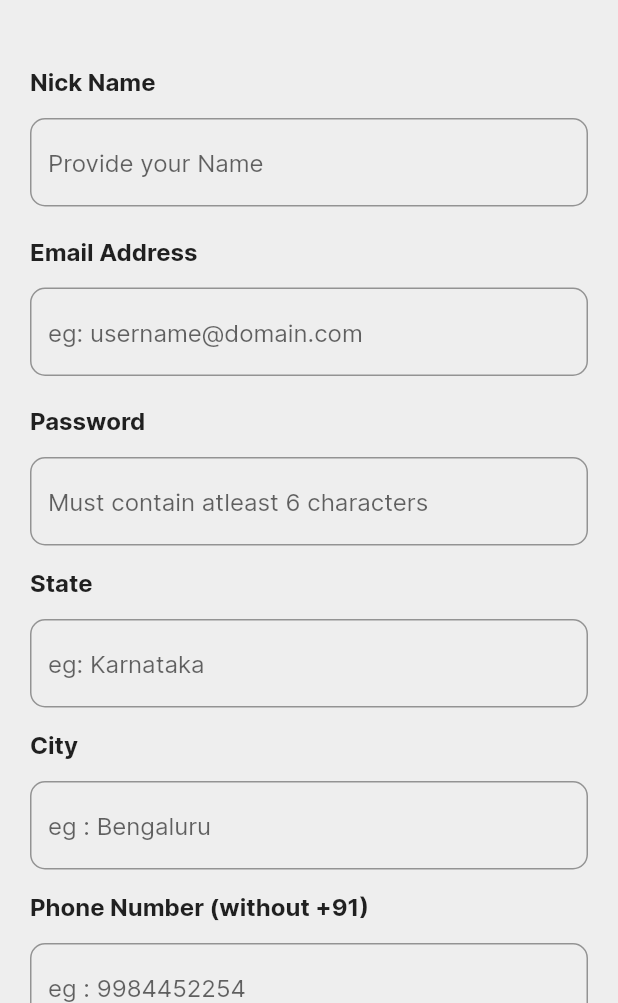
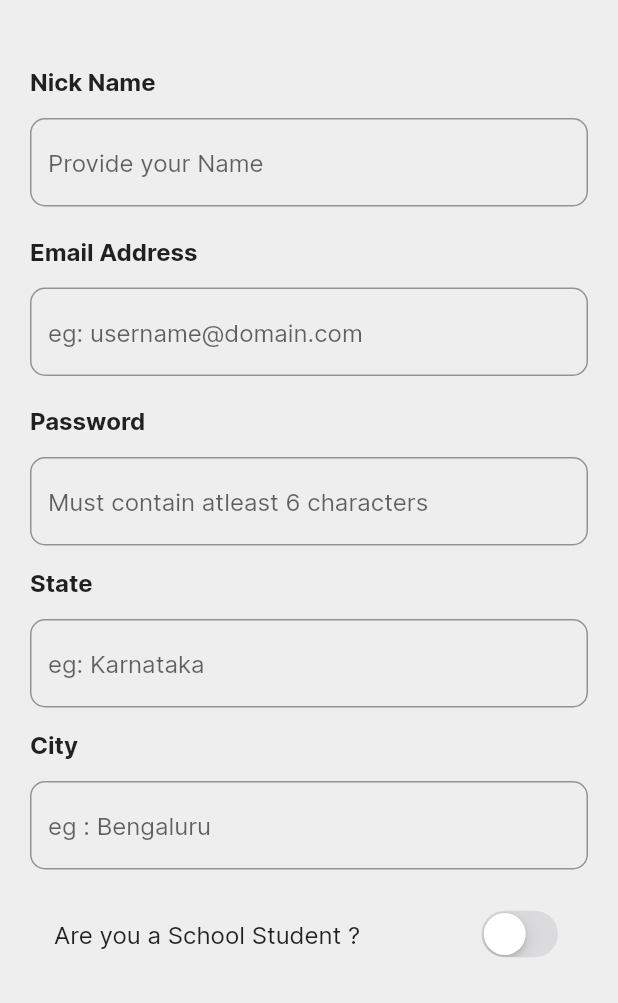
Before and after one commit to RajSolai/lendbook-app, a Flutter app: the Register screen opened by its route, on a phone screen of 412 x 824 dp, the part 233-1236 px from its top. Run offline on Flutter 3.47's test engine with Material 2 defaults, Android fonts, the light colour scheme and no system bars; our stand-ins replace badges, cached_network_image, cloud_firestore, connectivity, firebase_auth, firebase_storage and 9 more; missing offline and left inert: android_intent, geocoder; accounts and stored records are empty; network calls fail.

Commit message:
ready to roll !

```diff
--- a/lib/components/CustomAppBar.dart
+++ b/lib/components/CustomAppBar.dart
@@ -179,7 +179,7 @@ class _CustomAppBarState extends State<CustomAppBar> {
               width: 5,
             ),
             Container(
-              margin: EdgeInsets.only(top: 40, bottom: 0, right: 90),
+              margin: EdgeInsets.only(top: 40, bottom: 0, right: 60),
               padding: EdgeInsets.all(10),
               child: Text(
                 this.widget.title,
@@ -187,9 +187,6 @@ class _CustomAppBarState extends State<CustomAppBar> {
                 style: TextStyle(fontSize: 24, fontWeight: FontWeight.bold),
               ),
             ),
-            /* SizedBox(
-              width: 80,
-            ), */
             Container(
                 margin: EdgeInsets.only(top: 40, bottom: 0),
                 child: FlatButton.icon(
@@ -199,7 +196,6 @@ class _CustomAppBarState extends State<CustomAppBar> {
                     ),
                     label: Text(
                       "Donate",
-                      style: TextStyle(fontSize: 16),
                       textScaleFactor: 1.0,
                     ),
                     onPressed: () {
--- a/lib/pages/addbook.dart
+++ b/lib/pages/addbook.dart
@@ -163,7 +163,7 @@ class _AddBookState extends State<AddBook> {
                 CupertinoButton(
                     child: Text("Okay"),
                     onPressed: () {
-                      Navigator.of(context).pop();
+                      Navigator.pushNamed(context, "/home");
                     }),
                 CupertinoButton(
                     child: Text("View Donations"),
--- a/lib/pages/register.dart
+++ b/lib/pages/register.dart
@@ -25,8 +25,6 @@ class _RegisterState extends State<Register> {
   String dp;
   String _city;
   String _state;
-  String _phoneno;
-  String _waphoneno;
   String _userInterestSchool;
   String _userInterestCollege;
   String userState;
@@ -143,9 +141,7 @@ class _RegisterState extends State<Register> {
         displayname != null &&
         _city != null &&
         _state != null &&
-        _isSchool != null &&
-        _phoneno != null &&
-        _waphoneno != null) {
+        _isSchool != null) {
       _signUp(email, pass, displayname);
     } else {
       _loginAlerts("Values Not Filled 😕",
@@ -186,8 +182,6 @@ class _RegisterState extends State<Register> {
         'dpurl': _dpImageUrl == null ? _dpDefault : _dpImageUrl,
         'city': _city.toUpperCase(),
         'state': _state.toUpperCase(),
-        'phone': _phoneno,
-        'waphone': _waphoneno,
         'grade': _isSchool ? "School" : "College",
         'userinterest': _userInterestSchool == null
             ? _userInterestCollege
@@ -301,7 +295,6 @@ class _RegisterState extends State<Register> {
                             height: 15,
                           ),
                           TextField(
-                              obscureText: true,
                               decoration: InputDecoration(
                                   border: OutlineInputBorder(
                                       borderRadius: BorderRadius.circular(10)),
@@ -324,7 +317,6 @@ class _RegisterState extends State<Register> {
                             height: 15,
                           ),
                           TextField(
-                              obscureText: true,
                               decoration: InputDecoration(
                                   border: OutlineInputBorder(
                                       borderRadius: BorderRadius.circular(10)),
@@ -332,52 +324,6 @@ class _RegisterState extends State<Register> {
                               onChanged: (value) {
                                 setState(() {
                                   _city = value;
-                                });
-                              }),
-                          SizedBox(
-                            height: 15,
-                          ),
-                          Text(
-                            "Phone Number (without +91)",
-                            textAlign: TextAlign.left,
-                            style: TextStyle(
-                                fontWeight: FontWeight.bold, fontSize: 16),
-                          ),
-                          SizedBox(
-                            height: 15,
-                          ),
-                          TextField(
-                              obscureText: true,
-                              decoration: InputDecoration(
-                                  border: OutlineInputBorder(
-                                      borderRadius: BorderRadius.circular(10)),
-                                  hintText: 'eg : 9984452254'),
-                              onChanged: (value) {
-                                setState(() {
-                                  _phoneno = value;
-                                });
-                              }),
-                          SizedBox(
-                            height: 15,
-                          ),
-                          Text(
-                            "WhatsApp Number (without +91)",
-                            textAlign: TextAlign.left,
-                            style: TextStyle(
-                                fontWeight: FontWeight.bold, fontSize: 16),
-                          ),
-                          SizedBox(
-                            height: 15,
-                          ),
-                          TextField(
-                              obscureText: true,
-                              decoration: InputDecoration(
-                                  border: OutlineInputBorder(
-                                      borderRadius: BorderRadius.circular(10)),
-                                  hintText: 'eg : 9984452254'),
-                              onChanged: (value) {
-                                setState(() {
-                                  _waphoneno = value;
                                 });
                               }),
                           SizedBox(
```
Also changed, not shown: lib/services/chat/sendmessage.dart (+10 -2 lines).
